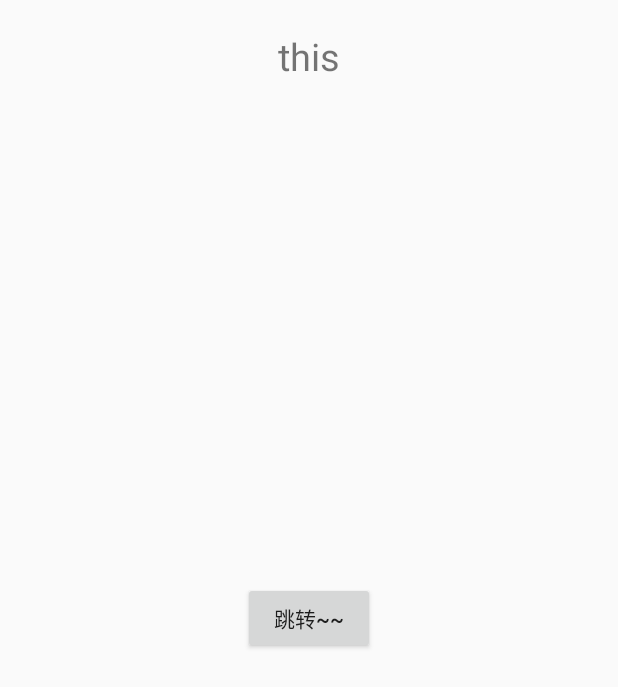
After one commit to sshhsun-code/AndroidReview, an Android app: the layout activity_second.xml on its own in the app's theme, with its tools: preview values and no code run, on a phone screen of 412 x 824 dp. The commit adds this screen. Shown: the top 687 px of the screen. Run offline under Robolectric (Android 15) with nearby library versions, the phone set to English and light mode, and no system bars.

Commit message:
[Code] Test Activity SingleInstance LaunchuMode

```diff
--- /dev/null
+++ b/app/src/main/res/layout/activity_second.xml
@@ -0,0 +1,22 @@
+<?xml version="1.0" encoding="utf-8"?>
+<RelativeLayout xmlns:android="http://schemas.android.com/apk/res/android"
+    xmlns:app="http://schemas.android.com/apk/res-auto"
+    xmlns:tools="http://schemas.android.com/tools"
+    android:layout_width="match_parent"
+    android:layout_height="match_parent"
+    tools:context=".MainActivity">
+    <TextView
+        android:id="@+id/activity_info"
+        android:layout_height="wrap_content"
+        android:layout_width="wrap_content"
+        android:layout_marginTop="20dp"
+        android:textSize="25sp"
+        android:layout_centerHorizontal="true"
+        android:text="this"/>
+    <Button
+        android:id="@+id/jump_click"
+        android:layout_height="wrap_content"
+        android:layout_width="wrap_content"
+        android:layout_centerInParent="true"
+        android:text="跳转~~"/>
+</RelativeLayout>
--- a/app/src/main/res/layout/content_main.xml
+++ b/app/src/main/res/layout/content_main.xml
@@ -8,7 +8,8 @@
     tools:context=".MainActivity"
     tools:showIn="@layout/activity_main">
 
-    <TextView
+    <Button
+        android:id="@+id/main_jump_click"
         android:layout_width="wrap_content"
         android:layout_height="wrap_content"
         android:text="Hello World!"
```
Also changed, not shown: app/src/main/AndroidManifest.xml (+7 -0 lines), app/src/main/java/com/review/sunqi/iamss/androidreview/FirstActivity.java (added, +28 -0 lines), app/src/main/java/com/review/sunqi/iamss/androidreview/MainActivity.java (+8 -7 lines), app/src/main/java/com/review/sunqi/iamss/androidreview/SecondActivity.java (added, +28 -0 lines), app/src/main/java/com/review/sunqi/iamss/androidreview/ThirdActivity.java (added, +28 -0 lines), app/src/main/res/layout/activity_first.xml (added, +22 -0 lines), app/src/main/res/layout/activity_third.xml (added, +22 -0 lines).
